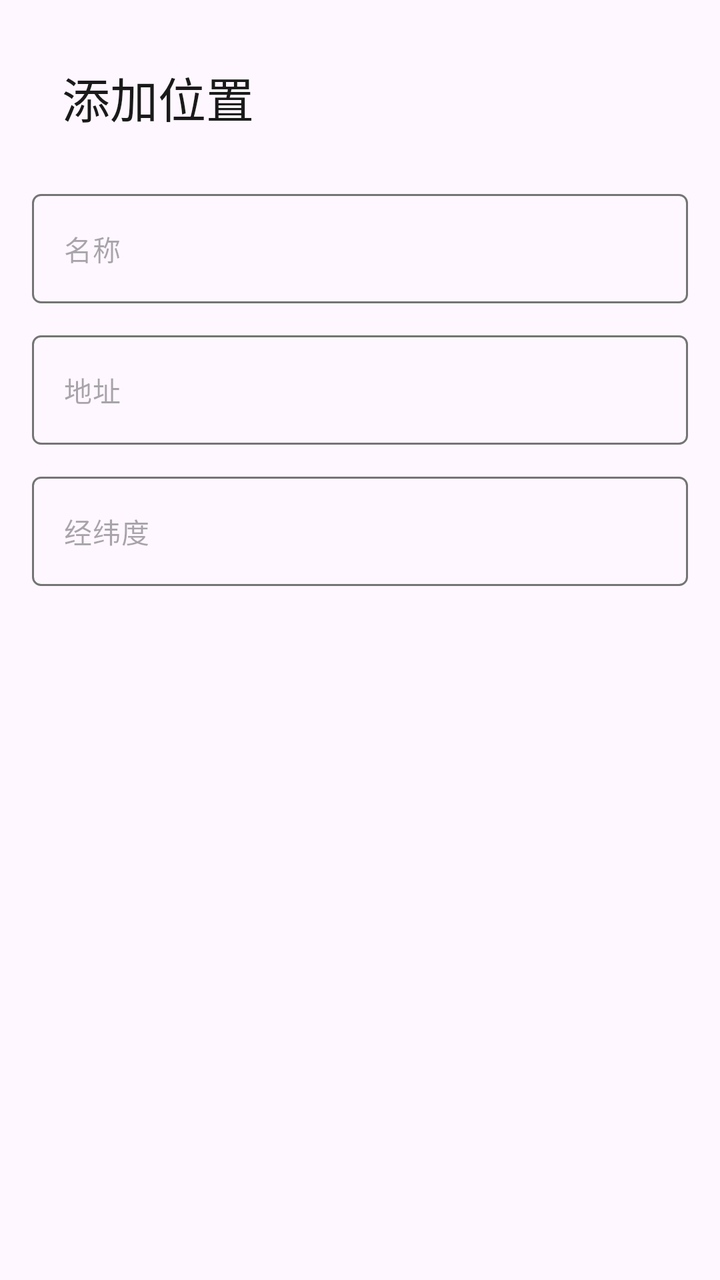
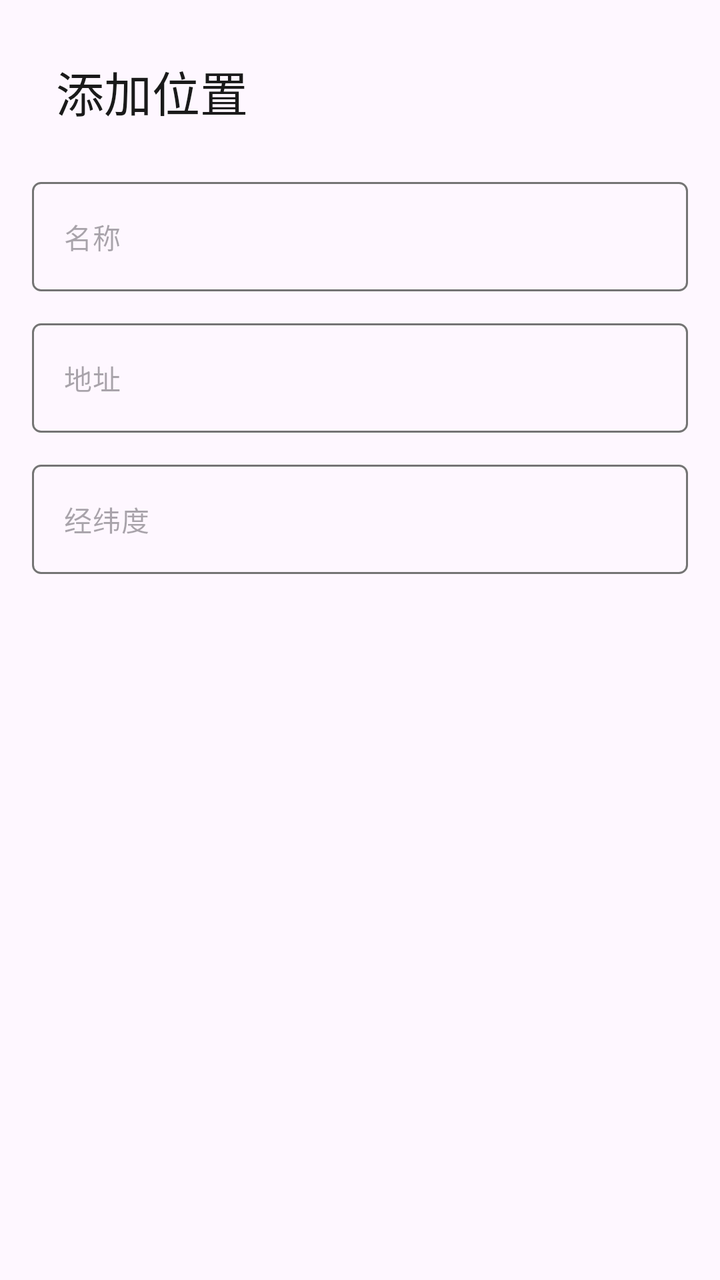

Two renders of the same Android screen: before a commit and after it. Below are the layout's source before the change and the commit's diff.
<!-- AndroidManifest.xml: application theme AppTheme -->
<!-- res/layout/dialog_add_location.xml -->
<?xml version="1.0" encoding="utf-8"?>
<LinearLayout
    xmlns:android="http://schemas.android.com/apk/res/android"
    xmlns:app="http://schemas.android.com/apk/res-auto"
    android:layout_width="match_parent"
    android:layout_height="wrap_content"
    android:orientation="vertical"
    android:padding="16dp">

        <TextView
            android:layout_width="match_parent"
            android:layout_height="wrap_content"
            android:text="@string/add_location"
            android:textAppearance="?attr/textAppearanceHeadlineSmall"
            android:textColor="?attr/colorOnSurface"
            android:padding="15dp"/>

        <com.google.android.material.textfield.TextInputLayout
            android:layout_width="match_parent"
            android:layout_height="wrap_content"
            android:layout_marginTop="16dp"
            app:boxBackgroundMode="none"
            app:hintEnabled="false"
            >

            <com.google.android.material.textfield.TextInputEditText
                android:id="@+id/etLocationName"
                android:layout_width="match_parent"
                android:layout_height="wrap_content"
                android:imeOptions="actionNext"
                android:inputType="text"
                android:singleLine="true"
                android:textColor="?attr/colorOnSurface"
                android:textAppearance="@style/TextAppearance.Material3.BodyMedium"
                android:hint="@string/name"
                android:background="@drawable/edit_text_box">

                
            </com.google.android.material.textfield.TextInputEditText>
        </com.google.android.material.textfield.TextInputLayout>

        <com.google.android.material.textfield.TextInputLayout
            android:layout_width="match_parent"
            android:layout_height="wrap_content"
            android:layout_marginTop="16dp"
            app:boxBackgroundMode="none"
            app:hintEnabled="false"
            >

            <com.google.android.material.textfield.TextInputEditText
                android:id="@+id/etLocationAddress"
                android:layout_width="match_parent"
                android:layout_height="wrap_content"
                android:imeOptions="actionNext"
                android:inputType="text"
                android:singleLine="true"
                android:textColor="?attr/colorOnSurface"
                android:textAppearance="@style/TextAppearance.Material3.BodyMedium"
                android:hint="@string/address"
                android:background="@drawable/edit_text_box">
            </com.google.android.material.textfield.TextInputEditText>
        </com.google.android.material.textfield.TextInputLayout>

        <com.google.android.material.textfield.TextInputLayout
            android:layout_width="match_parent"
            android:layout_height="wrap_content"
            android:layout_marginTop="16dp"
            app:boxBackgroundMode="none"
            app:hintEnabled="false"
            >

            <com.google.android.material.textfield.TextInputEditText
                android:id="@+id/etLocationLatLon"
                android:layout_width="match_parent"
                android:layout_height="wrap_content"
                android:imeOptions="actionNext"
                android:inputType="text"
                android:singleLine="true"
                android:textColor="?attr/colorOnSurface"
                android:textAppearance="@style/TextAppearance.Material3.BodyMedium"
                android:hint="@string/latlon"
                android:background="@drawable/edit_text_box">
            </com.google.android.material.textfield.TextInputEditText>
        </com.google.android.material.textfield.TextInputLayout>

</LinearLayout>
<!-- resources referenced by this layout -->
<resources>
  <!-- drawable edit_text_box (drawable) -->
  <?xml version="1.0" encoding="utf-8"?>
  <selector xmlns:android="http://schemas.android.com/apk/res/android">
      <item android:state_focused="true">
          <shape android:shape="rectangle">
              <solid android:color="@android:color/transparent" />
              <stroke android:width="2dp" android:color="?attr/colorPrimary" />
              <corners android:radius="4dp" />
          </shape>
      </item>
      <item>
          <shape android:shape="rectangle">
              <solid android:color="@android:color/transparent" />
              <stroke android:width="1dp" android:color="?attr/colorOutline" />
              <corners android:radius="4dp" />
          </shape>
      </item>
  </selector>
  <string name="add_location">添加位置</string>
  <string name="address">地址</string>
  <string name="latlon">经纬度</string>
  <string name="name">名称</string>
  <style name="AppTheme" parent="Theme.Material3.Light.NoActionBar">
          
          <item name="colorPrimary">#5F5F5F</item>
          <item name="colorOnPrimary">#FFFFFF</item>
          <item name="colorPrimaryContainer">#E0E0E0</item>
          <item name="colorOnPrimaryContainer">#1E1E1E</item>
          <item name="colorSecondary">#494949</item>
          <item name="colorOnSecondary">#FFFFFF</item>
          <item name="colorSecondaryContainer">#E7E7E7</item>
          <item name="colorOnSecondaryContainer">#2A2A2A</item>
          <item name="colorSurface">#FFFFFF</item>
          <item name="colorOnSurface">#1A1A1A</item>
          <item name="colorSurfaceVariant">#F0F0F0</item>
          <item name="colorOnSurfaceVariant">#5F5F5F</item>
          <item name="colorOutline">#747474</item>
  
          
          <item name="android:statusBarColor">@android:color/transparent</item>
          <item name="android:windowDrawsSystemBarBackgrounds">true</item>
          <item name="android:windowTranslucentStatus">true</item>
          <item name="windowActionModeOverlay">true</item>
          <item name="windowActionBar">false</item>
          <item name="windowNoTitle">true</item>
  
          
          <item name="searchViewStyle">@style/Portal.SearchViewStyle</item>
          <item name="sliderStyle">@style/Portal.SliderTheme</item>
          <item name="android:popupMenuStyle">@style/PortalPopupMenuStyle</item>
      </style>
  <style name="Portal.SearchViewStyle" parent="Widget.AppCompat.SearchView" />
  <style name="Portal.SliderTheme" parent="Widget.Material3.Slider" />
  <style name="PortalPopupMenuStyle" parent="Widget.Material3.PopupMenu">
          <item name="android:popupAnimationStyle">@style/PortalPopupAnimation</item>
      </style>
  <style name="PortalPopupAnimation">
          <item name="android:windowEnterAnimation">@anim/popup_in_top_end</item>
          <item name="android:windowExitAnimation">@anim/popup_out_top_end</item>
      </style>
</resources>

<!-- the commit's change to res/layout/dialog_add_location.xml (unified diff, before → after) -->
@@ -13,7 +13,7 @@
             android:text="@string/add_location"
             android:textAppearance="?attr/textAppearanceHeadlineSmall"
             android:textColor="?attr/colorOnSurface"
-            android:padding="15dp"/>
+            android:padding="12dp"/>
 
         <com.google.android.material.textfield.TextInputLayout
             android:layout_width="match_parent"
